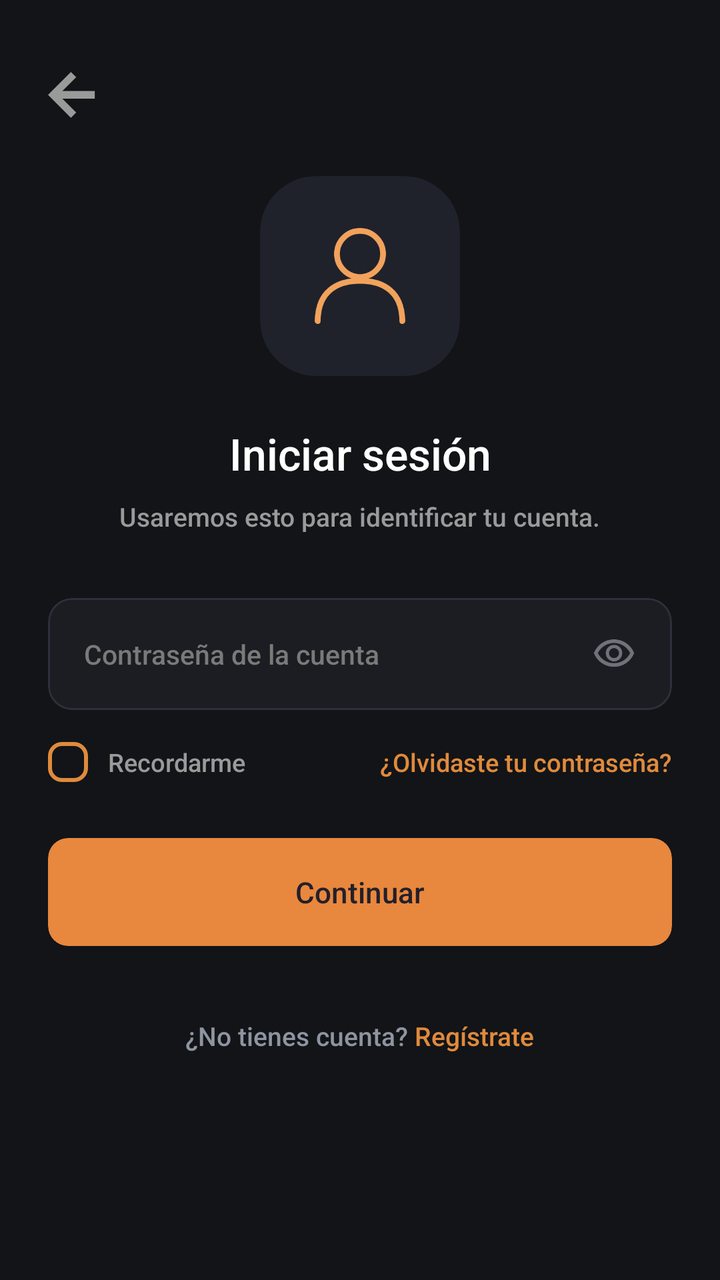
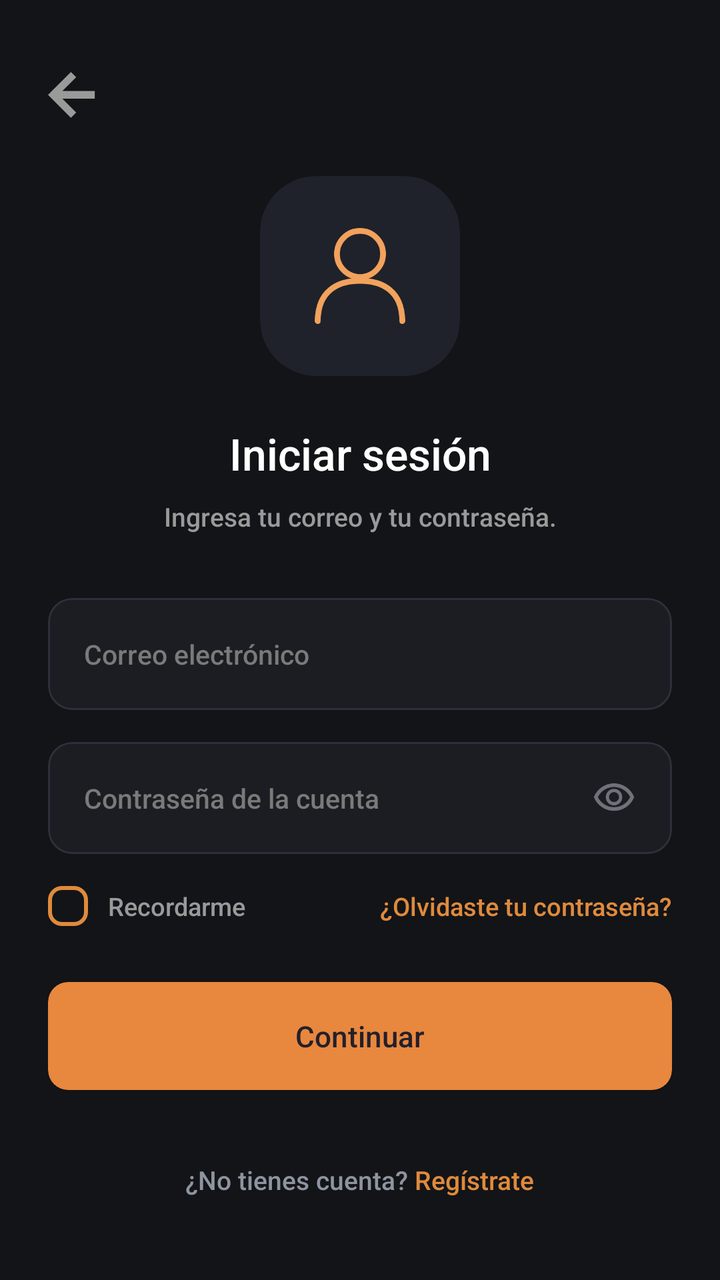

Compare the two renders of this Android layout. The source of the first and the diff that turns it into the second are given below.
<!-- AndroidManifest.xml: application theme Theme.MyApplication -->
<!-- res/layout/activity_login.xml -->
<?xml version="1.0" encoding="utf-8"?>
<androidx.constraintlayout.widget.ConstraintLayout xmlns:android="http://schemas.android.com/apk/res/android"
    xmlns:app="http://schemas.android.com/apk/res-auto"
    android:layout_width="match_parent"
    android:layout_height="match_parent"
    android:background="#121417"
    android:padding="24dp">

    
    <ImageView
        android:id="@+id/btnBack"
        android:layout_width="24dp"
        android:layout_height="24dp"
        android:layout_marginTop="12dp"
        android:contentDescription="Volver"
        android:src="@drawable/flecha"
        app:layout_constraintStart_toStartOf="parent"
        app:layout_constraintTop_toTopOf="parent" />

    
    <com.google.android.material.card.MaterialCardView
        android:id="@+id/avatarContainer"
        android:layout_width="100dp"
        android:layout_height="100dp"
        android:layout_marginTop="28dp"
        app:cardBackgroundColor="#1F222B"
        app:cardCornerRadius="28dp"
        app:cardElevation="0dp"
        app:strokeWidth="0dp"
        app:layout_constraintEnd_toEndOf="parent"
        app:layout_constraintStart_toStartOf="parent"
        app:layout_constraintTop_toBottomOf="@id/btnBack">

        <ImageView
            android:layout_width="48dp"
            android:layout_height="48dp"
            android:layout_gravity="center"
            android:contentDescription="Usuario"
            android:src="@drawable/group" />
    </com.google.android.material.card.MaterialCardView>

    
    <TextView
        android:id="@+id/tvTitle"
        android:layout_width="wrap_content"
        android:layout_height="wrap_content"
        android:layout_marginTop="24dp"
        android:fontFamily="sans-serif-medium"
        android:text="Iniciar sesión"
        android:textColor="#FFFFFF"
        android:textSize="22sp"
        app:layout_constraintEnd_toEndOf="parent"
        app:layout_constraintStart_toStartOf="parent"
        app:layout_constraintTop_toBottomOf="@id/avatarContainer" />

    <TextView
        android:id="@+id/tvSubtitle"
        android:layout_width="wrap_content"
        android:layout_height="wrap_content"
        android:layout_marginTop="8dp"
        android:fontFamily="sans-serif-medium"
        android:text="Usaremos esto para identificar tu cuenta."
        android:textColor="#9A9A9A"
        android:textSize="13sp"
        app:layout_constraintEnd_toEndOf="parent"
        app:layout_constraintStart_toStartOf="parent"
        app:layout_constraintTop_toBottomOf="@id/tvTitle" />

    
    <com.google.android.material.card.MaterialCardView
        android:id="@+id/cardPassword"
        android:layout_width="match_parent"
        android:layout_height="56dp"
        android:layout_marginTop="32dp"
        app:cardBackgroundColor="#1B1D22"
        app:cardCornerRadius="12dp"
        app:cardElevation="0dp"
        app:strokeColor="#2C303B"
        app:strokeWidth="1dp"
        app:layout_constraintTop_toBottomOf="@id/tvSubtitle">

        <RelativeLayout
            android:layout_width="match_parent"
            android:layout_height="match_parent"
            android:paddingHorizontal="18dp">

            <EditText
                android:id="@+id/etPassword"
                android:layout_width="match_parent"
                android:layout_height="match_parent"
                android:layout_toStartOf="@id/ivTogglePassword"
                android:autofillHints="password"
                android:background="@null"
                android:fontFamily="sans-serif-medium"
                android:hint="Contraseña de la cuenta"
                android:inputType="textPassword"
                android:textColor="#FFFFFF"
                android:textColorHint="#7A7A7A"
                android:textSize="13.5sp" />

            <ImageView
                android:id="@+id/ivTogglePassword"
                android:layout_width="22dp"
                android:layout_height="22dp"
                android:layout_alignParentEnd="true"
                android:layout_centerVertical="true"
                android:contentDescription="Mostrar contraseña"
                android:src="@drawable/ojo" />
        </RelativeLayout>
    </com.google.android.material.card.MaterialCardView>

    
    <RelativeLayout
        android:id="@+id/layoutOptions"
        android:layout_width="match_parent"
        android:layout_height="wrap_content"
        android:layout_marginTop="16dp"
        app:layout_constraintTop_toBottomOf="@id/cardPassword">

        <LinearLayout
            android:id="@+id/layoutRemember"
            android:layout_width="wrap_content"
            android:layout_height="wrap_content"
            android:layout_alignParentStart="true"
            android:layout_centerVertical="true"
            android:gravity="center_vertical"
            android:orientation="horizontal">

            <CheckBox
                android:id="@+id/cbRemember"
                android:layout_width="20dp"
                android:layout_height="20dp"
                android:background="@drawable/custom_checkbox"
                android:button="@null"
                app:useMaterialThemeColors="false" />

            <TextView
                android:layout_width="wrap_content"
                android:layout_height="wrap_content"
                android:layout_marginStart="10dp"
                android:fontFamily="sans-serif-medium"
                android:text="Recordarme"
                android:textColor="#9A9A9A"
                android:textSize="12.5sp" />
        </LinearLayout>

        <TextView
            android:id="@+id/btnForgotPassword"
            android:layout_width="wrap_content"
            android:layout_height="wrap_content"
            android:layout_alignParentEnd="true"
            android:layout_centerVertical="true"
            android:fontFamily="sans-serif-medium"
            android:text="¿Olvidaste tu contraseña?"
            android:textColor="#E08A3C"
            android:textSize="12.5sp" />
    </RelativeLayout>

    
    <com.google.android.material.card.MaterialCardView
        android:id="@+id/btnContinue"
        android:layout_width="match_parent"
        android:layout_height="54dp"
        android:layout_marginTop="28dp"
        app:cardBackgroundColor="#E8873E"
        app:cardCornerRadius="10dp"
        app:cardElevation="0dp"
        app:strokeWidth="0dp"
        app:layout_constraintTop_toBottomOf="@id/layoutOptions">

        <TextView
            android:layout_width="match_parent"
            android:layout_height="match_parent"
            android:fontFamily="sans-serif-medium"
            android:gravity="center"
            android:text="Continuar"
            android:textColor="#23202A"
            android:textSize="14.5sp" />
    </com.google.android.material.card.MaterialCardView>

    
    <LinearLayout
        android:layout_width="wrap_content"
        android:layout_height="wrap_content"
        android:layout_marginTop="36dp"
        android:orientation="horizontal"
        app:layout_constraintEnd_toEndOf="parent"
        app:layout_constraintStart_toStartOf="parent"
        app:layout_constraintTop_toBottomOf="@id/btnContinue">

        <TextView
            android:layout_width="wrap_content"
            android:layout_height="wrap_content"
            android:fontFamily="sans-serif-medium"
            android:text="¿No tienes cuenta? "
            android:textColor="#8E94A0"
            android:textSize="13sp" />


        <TextView
            android:id="@+id/btnGoToRegister"
            android:layout_width="wrap_content"
            android:layout_height="wrap_content"
            android:fontFamily="sans-serif-medium"
            android:text="Regístrate"
            android:textColor="#E08A3C"
            android:textSize="13sp" />
    </LinearLayout>

</androidx.constraintlayout.widget.ConstraintLayout>
<!-- resources referenced by this layout -->
<resources>
  <!-- drawable custom_checkbox (drawable) -->
  <?xml version="1.0" encoding="utf-8"?>
  <selector xmlns:android="http://schemas.android.com/apk/res/android">
  
      
      <item android:state_checked="true">
          <layer-list>
              <item>
                  <shape android:shape="rectangle">
                      <solid android:color="#E08A3C" />
                      
                      <corners android:radius="6dp" />
                      <size android:width="20dp" android:height="20dp" />
                  </shape>
              </item>
              <item android:gravity="center" android:drawable="@drawable/ic_check" />
          </layer-list>
      </item>
  
      
      <item>
          <shape android:shape="rectangle">
              <solid android:color="@android:color/transparent" />
              <stroke android:width="2dp" android:color="#E08A3C" />
              <corners android:radius="6dp" />
              <size android:width="20dp" android:height="20dp" />
          </shape>
      </item>
  </selector>
  <!-- drawable flecha (drawable) -->
  <vector xmlns:android="http://schemas.android.com/apk/res/android"
      android:width="15dp"
      android:height="15dp"
      android:viewportWidth="15"
      android:viewportHeight="15">
    <path
        android:pathData="M7.159,14.318L0,7.159L7.159,-0L8.807,1.633L4.482,5.959H14.616V8.359H4.482L8.807,12.677L7.159,14.318Z"
        android:fillColor="#9A9A9A"/>
  </vector>
  <!-- drawable group (drawable) -->
  <vector xmlns:android="http://schemas.android.com/apk/res/android"
      android:width="47dp"
      android:height="50dp"
      android:viewportWidth="47"
      android:viewportHeight="50">
    <path
        android:pathData="M23.5,25.5C30.127,25.5 35.5,20.127 35.5,13.5C35.5,6.873 30.127,1.5 23.5,1.5C16.873,1.5 11.5,6.873 11.5,13.5C11.5,20.127 16.873,25.5 23.5,25.5Z"
        android:strokeLineJoin="round"
        android:strokeWidth="3"
        android:fillColor="#00000000"
        android:strokeColor="#F2A25C"
        android:strokeLineCap="round"/>
    <path
        android:pathData="M1.5,48.5C1.5,33.5 11,27.5 23.5,27.5C36,27.5 45.5,33.5 45.5,48.5"
        android:strokeLineJoin="round"
        android:strokeWidth="3"
        android:fillColor="#00000000"
        android:strokeColor="#F2A25C"
        android:strokeLineCap="round"/>
  </vector>
  <!-- drawable ojo (drawable) -->
  <vector xmlns:android="http://schemas.android.com/apk/res/android"
      android:width="24dp"
      android:height="24dp"
      android:viewportWidth="960"
      android:viewportHeight="960">
    <path
        android:pathData="M607.5,587.5Q660,535 660,460t-52.5,-127.5Q555,280 480,280t-127.5,52.5Q300,385 300,460t52.5,127.5Q405,640 480,640t127.5,-52.5ZM403.5,536.5Q372,505 372,460t31.5,-76.5Q435,352 480,352t76.5,31.5Q588,415 588,460t-31.5,76.5Q525,568 480,568t-76.5,-31.5ZM214,678.5Q94,597 40,460q54,-137 174,-218.5T480,160q146,0 266,81.5T920,460q-54,137 -174,218.5T480,760q-146,0 -266,-81.5ZM480,460ZM687.5,620.5Q782,561 832,460q-50,-101 -144.5,-160.5T480,240q-113,0 -207.5,59.5T128,460q50,101 144.5,160.5T480,680q113,0 207.5,-59.5Z"
        android:fillColor="#71717A"/>
  </vector>
  <style name="Theme.MyApplication" parent="Base.Theme.MyApplication" />
  <!-- drawable ic_check (drawable) -->
  <vector xmlns:android="http://schemas.android.com/apk/res/android"
      android:width="18dp"
      android:height="18dp"
      android:viewportWidth="24"
      android:viewportHeight="24">
      <path
          android:fillColor="#FFFFFF"
          android:pathData="M9,16.2L4.8,12l-1.4,1.4L9,19 21,7l-1.4,-1.4L9,16.2z"/>
  </vector>
  <style name="Base.Theme.MyApplication" parent="Theme.Material3.DayNight.NoActionBar">
          <item name="android:windowBackground">#000000</item>
      </style>
</resources>

<!-- the commit's change to res/layout/activity_login.xml (unified diff, before → after) -->
@@ -59,7 +59,7 @@
         android:layout_height="wrap_content"
         android:layout_marginTop="8dp"
         android:fontFamily="sans-serif-medium"
-        android:text="Usaremos esto para identificar tu cuenta."
+        android:text="Ingresa tu correo y tu contraseña."
         android:textColor="#9A9A9A"
         android:textSize="13sp"
         app:layout_constraintEnd_toEndOf="parent"
@@ -68,7 +68,7 @@
 
     
     <com.google.android.material.card.MaterialCardView
-        android:id="@+id/cardPassword"
+        android:id="@+id/cardEmail"
         android:layout_width="match_parent"
         android:layout_height="56dp"
         android:layout_marginTop="32dp"
@@ -78,6 +78,39 @@
         app:strokeColor="#2C303B"
         app:strokeWidth="1dp"
         app:layout_constraintTop_toBottomOf="@id/tvSubtitle">
+
+        <RelativeLayout
+            android:layout_width="match_parent"
+            android:layout_height="match_parent"
+            android:paddingHorizontal="18dp">
+
+            <EditText
+                android:id="@+id/etEmail"
+                android:layout_width="match_parent"
+                android:layout_height="match_parent"
+                android:autofillHints="emailAddress"
+                android:background="@null"
+                android:fontFamily="sans-serif-medium"
+                android:hint="Correo electrónico"
+                android:inputType="textEmailAddress"
+                android:textColor="#FFFFFF"
+                android:textColorHint="#7A7A7A"
+                android:textSize="13.5sp" />
+        </RelativeLayout>
+    </com.google.android.material.card.MaterialCardView>
+
+    
+    <com.google.android.material.card.MaterialCardView
+        android:id="@+id/cardPassword"
+        android:layout_width="match_parent"
+        android:layout_height="56dp"
+        android:layout_marginTop="16dp"
+        app:cardBackgroundColor="#1B1D22"
+        app:cardCornerRadius="12dp"
+        app:cardElevation="0dp"
+        app:strokeColor="#2C303B"
+        app:strokeWidth="1dp"
+        app:layout_constraintTop_toBottomOf="@id/cardEmail">
 
         <RelativeLayout
             android:layout_width="match_parent"
